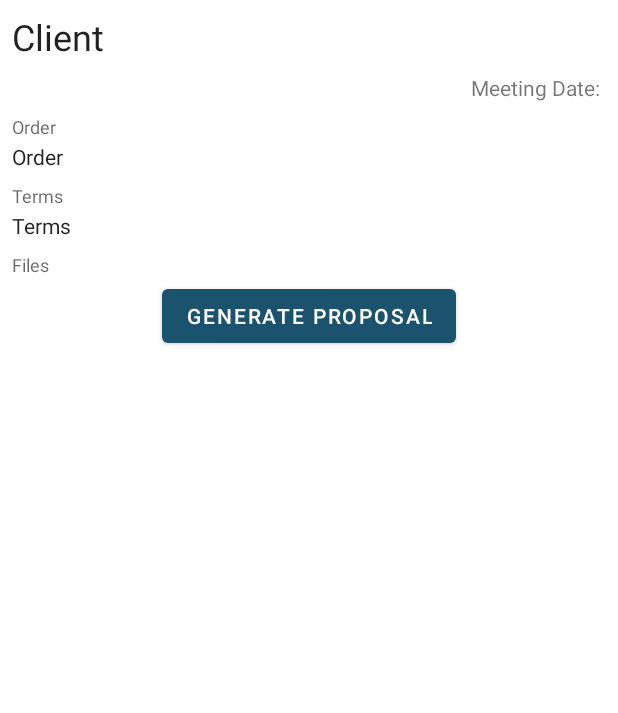
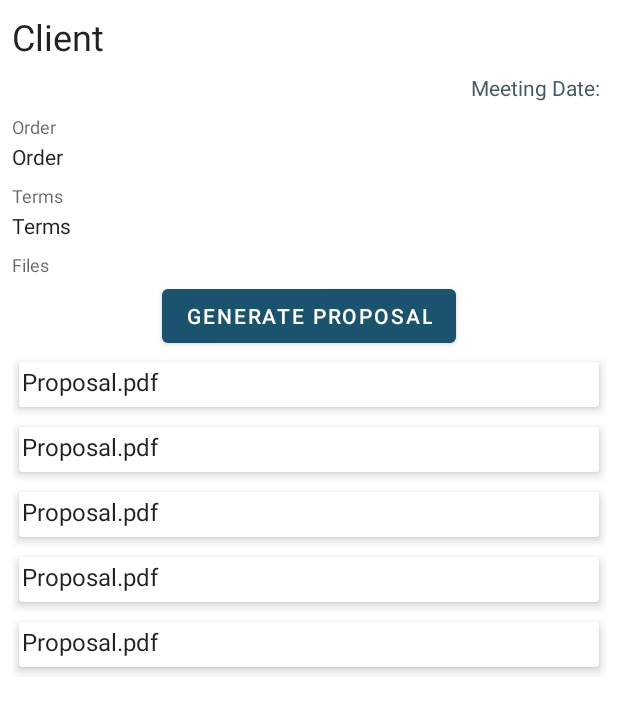
Before and after one commit to njorogejohn/GlobomanticsSales, an Android app: the layout fragment_client.xml on its own in the app's theme, with its tools: preview values and no code run, on a phone screen of 412 x 824 dp. Shown: the top 713 px of the screen. Run offline under Robolectric (Android 15) with nearby library versions, the phone set to English and light mode, and no system bars.

Commit message:
show the list of pdfs per client

```diff
--- a/app/src/main/java/com/psdemo/globomanticssales/FileUtils.kt
+++ b/app/src/main/java/com/psdemo/globomanticssales/FileUtils.kt
@@ -102,6 +102,7 @@ fun Context.buildPdf(client: Client) {
 
 fun Context.proposalExists(id: Int) = File(this.getFolder(id), FILENAME).exists()
 
+fun Context.getFiles(id: Int) = this.getFolder(id).listFiles()!!.asList()
 
 private fun Context.getFolder(id: Int): File {
     val directory = File("${this.filesDir}/$id")
--- /dev/null
+++ b/app/src/main/res/layout/file_item.xml
@@ -0,0 +1,48 @@
+<?xml version="1.0" encoding="utf-8"?>
+<FrameLayout xmlns:android="http://schemas.android.com/apk/res/android"
+    xmlns:app="http://schemas.android.com/apk/res-auto"
+    xmlns:tools="http://schemas.android.com/tools"
+    android:layout_width="match_parent"
+    android:layout_height="wrap_content"
+    android:orientation="vertical">
+
+    <androidx.cardview.widget.CardView
+        android:id="@+id/card"
+        android:layout_width="match_parent"
+        android:layout_height="wrap_content"
+        app:cardCornerRadius="2dp"
+        app:cardElevation="4dp"
+        app:cardUseCompatPadding="true"
+        app:contentPadding="2dp">
+
+        <androidx.constraintlayout.widget.ConstraintLayout
+            android:layout_width="match_parent"
+            android:layout_height="wrap_content">
+
+            <TextView
+                android:id="@+id/name"
+                android:layout_width="0dp"
+                android:layout_height="wrap_content"
+                android:paddingBottom="4dp"
+                android:textAppearance="@android:style/TextAppearance.Material.Subhead"
+                app:layout_constraintLeft_toLeftOf="parent"
+                app:layout_constraintRight_toRightOf="parent"
+                app:layout_constraintTop_toTopOf="parent"
+                tools:text="Proposal.pdf" />
+
+
+
+            <TextView
+                android:id="@+id/date"
+                android:layout_width="wrap_content"
+                android:layout_height="wrap_content"
+                android:textAppearance="@android:style/TextAppearance.Material.Small"
+                app:layout_constraintRight_toRightOf="parent"
+                app:layout_constraintBottom_toBottomOf="parent"
+                tools:text="@tools:sample/date/mmddyy" />
+
+        </androidx.constraintlayout.widget.ConstraintLayout>
+
+    </androidx.cardview.widget.CardView>
+
+</FrameLayout>
--- a/app/src/main/res/layout/fragment_client.xml
+++ b/app/src/main/res/layout/fragment_client.xml
@@ -26,6 +26,7 @@
         android:paddingEnd="4dp"
         android:text="@string/date_label"
         android:textAppearance="@android:style/TextAppearance.Material.Small"
+        android:textColor="#455A64"
         app:layout_constraintRight_toLeftOf="@id/date"
         app:layout_constraintTop_toBottomOf="@id/name" />
 
@@ -106,4 +107,15 @@
         app:layout_constraintTop_toBottomOf="@id/filesLabel"
         />
 
+    <androidx.recyclerview.widget.RecyclerView
+        android:id="@+id/listFiles"
+        android:layout_width="0dp"
+        android:layout_height="0dp"
+        app:layout_constraintBottom_toBottomOf="parent"
+        app:layout_constraintEnd_toEndOf="parent"
+        app:layout_constraintStart_toStartOf="parent"
+        app:layout_constraintTop_toBottomOf="@id/btnProposal"
+        tools:itemCount="5"
+        tools:listitem="@layout/file_item" />
+
 </androidx.constraintlayout.widget.ConstraintLayout>
```
Also changed, not shown: app/src/main/java/com/psdemo/globomanticssales/ui/client/ClientFragment.kt (+13 -1 lines), app/src/main/java/com/psdemo/globomanticssales/ui/client/FilesAdapter.kt (added, +58 -0 lines).
